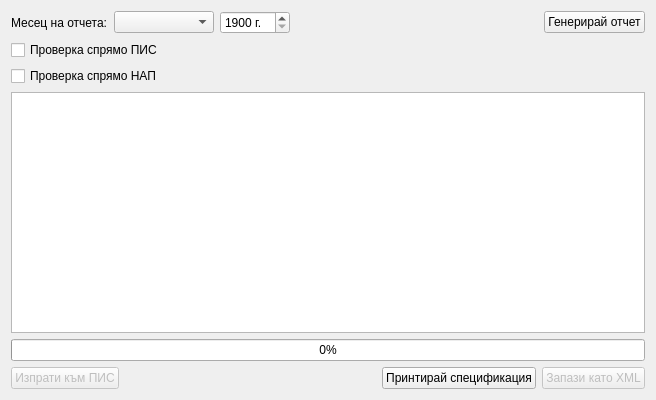
Qt form src/View/Widgets/ReportView.ui (thefinalcutbg/DinoDent) before a commit.
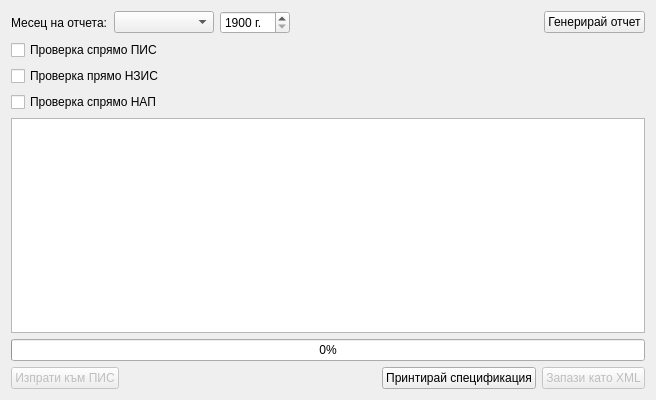
The same form after that commit. Custom widgets are drawn as their Qt base class.

Commit message: added HIS nhif package check

Diff of the .ui file:
```diff
--- a/src/View/Widgets/ReportView.ui
+++ b/src/View/Widgets/ReportView.ui
@@ -89,6 +89,13 @@
        </property>
       </widget>
      </item>
+     <item>
+      <widget class="QCheckBox" name="hisCheck">
+       <property name="text">
+        <string>Проверка прямо НЗИС</string>
+       </property>
+      </widget>
+     </item>
      <item>
       <widget class="QCheckBox" name="nraCheck">
        <property name="text">
```
Left out of the diff: 8 changed lines with no effect on the pictures. The commit also changes 20 other files.
